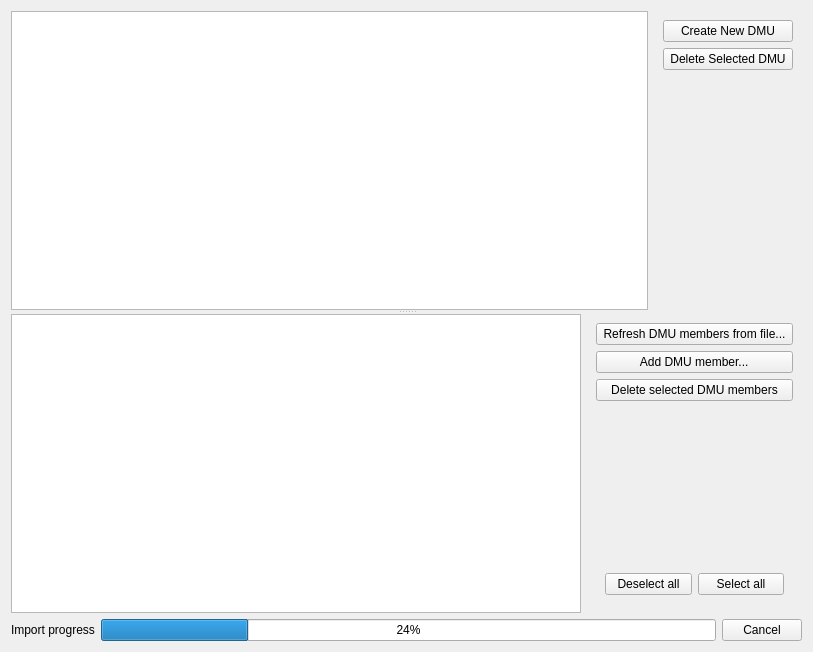
Before: the Qt Designer form NewGeneUI/NewGene/Widgets/ManageInput/DMUs/displaydmusregion.ui in daniel347x/newgene, drawn with Qt 5.
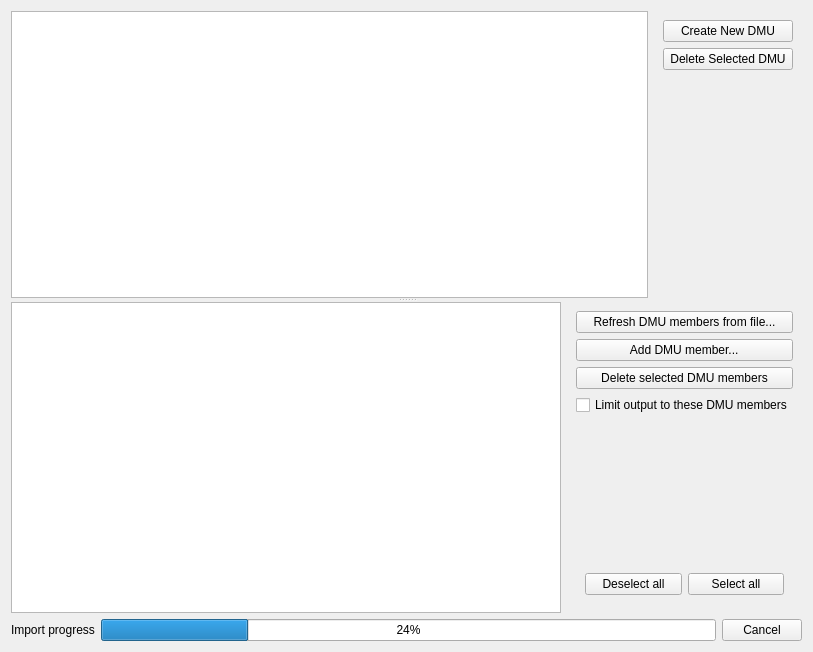
After: the same form once the commit is applied.

Commit message: Checkbox UI element (not functionality) added to allow user to limit DMU members to those checked in the DMU management pane.

Diff of the .ui file:
```diff
--- a/NewGeneUI/NewGene/Widgets/ManageInput/DMUs/displaydmusregion.ui
+++ b/NewGeneUI/NewGene/Widgets/ManageInput/DMUs/displaydmusregion.ui
@@ -106,6 +106,13 @@
             </property>
            </widget>
           </item>
+          <item>
+           <widget class="QCheckBox" name="checkBox_limitOutputToTheseDmuElements">
+            <property name="text">
+             <string>Limit output to these DMU members</string>
+            </property>
+           </widget>
+          </item>
           <item>
            <spacer name="verticalSpacer_dmu_members_rhs">
             <property name="orientation">
```
The commit also changes 2 other files.
